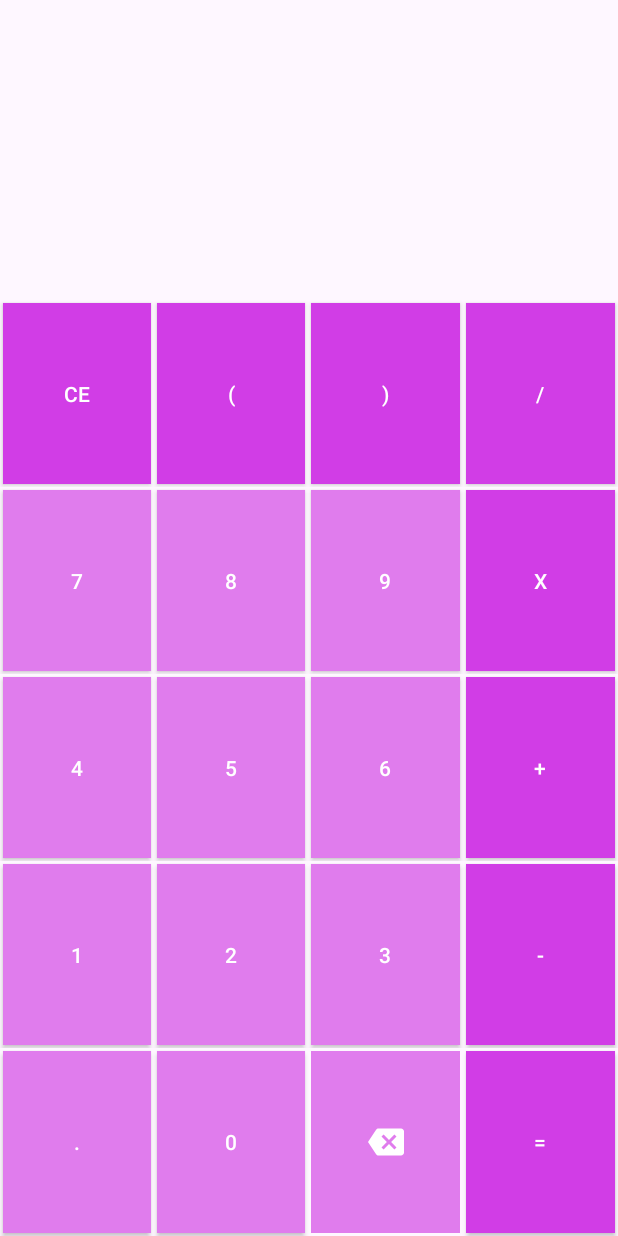
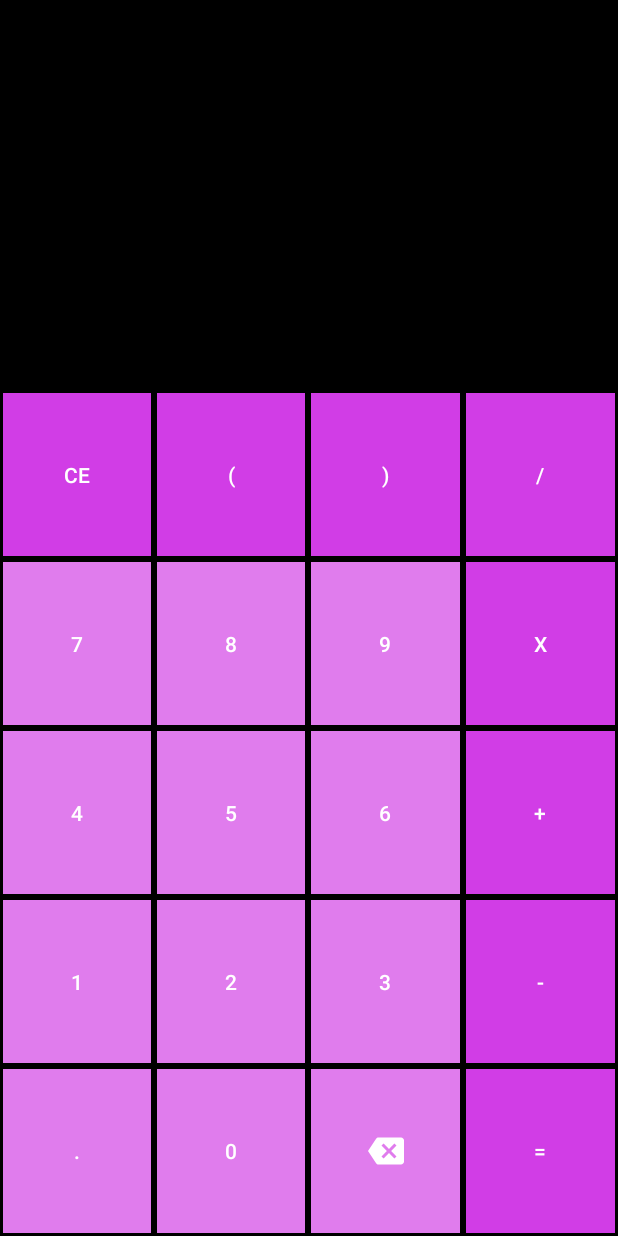
Before and after one commit to BrenoNLps/Calculadora, an Android app: the layout activity_main.xml on its own in the app's theme, with its tools: preview values and no code run, on a phone screen of 412 x 824 dp. Run offline under Robolectric (Android 15) with nearby library versions, the phone set to English and light mode, and no system bars.

Commit message:
style(theme): atualiza esquema de cores e tamanho da interface

```diff
--- a/app/src/main/res/layout/activity_main.xml
+++ b/app/src/main/res/layout/activity_main.xml
@@ -6,23 +6,25 @@
     android:layout_width="match_parent"
     android:layout_height="match_parent"
     tools:context=".MainActivity"
-    android:orientation="vertical">
+    android:orientation="vertical"
+    android:background="@color/black">
 
     <androidx.constraintlayout.widget.ConstraintLayout
         android:layout_width="match_parent"
-        android:layout_height="200dp">
+        android:layout_height="260dp">
         <TextView
             android:id="@+id/conta"
             android:layout_width="wrap_content"
             android:layout_height="wrap_content"
             android:text=""
-            android:textSize="20sp"
+            android:textColor="@color/white"
+            android:textSize="24sp"
             app:layout_constraintBottom_toBottomOf="parent"
             app:layout_constraintEnd_toEndOf="parent"
             app:layout_constraintStart_toStartOf="parent"
             app:layout_constraintTop_toTopOf="parent" />
 
-        <TextView
+        <!--><TextView
             android:id="@+id/resultado"
             android:layout_width="wrap_content"
             android:layout_height="wrap_content"
@@ -31,7 +33,7 @@
             app:layout_constraintBottom_toTopOf="@+id/conta"
             app:layout_constraintEnd_toEndOf="parent"
             app:layout_constraintStart_toStartOf="parent"
-            app:layout_constraintTop_toTopOf="parent" />
+            app:layout_constraintTop_toTopOf="parent" /-->
 
     </androidx.constraintlayout.widget.ConstraintLayout>
 
```
